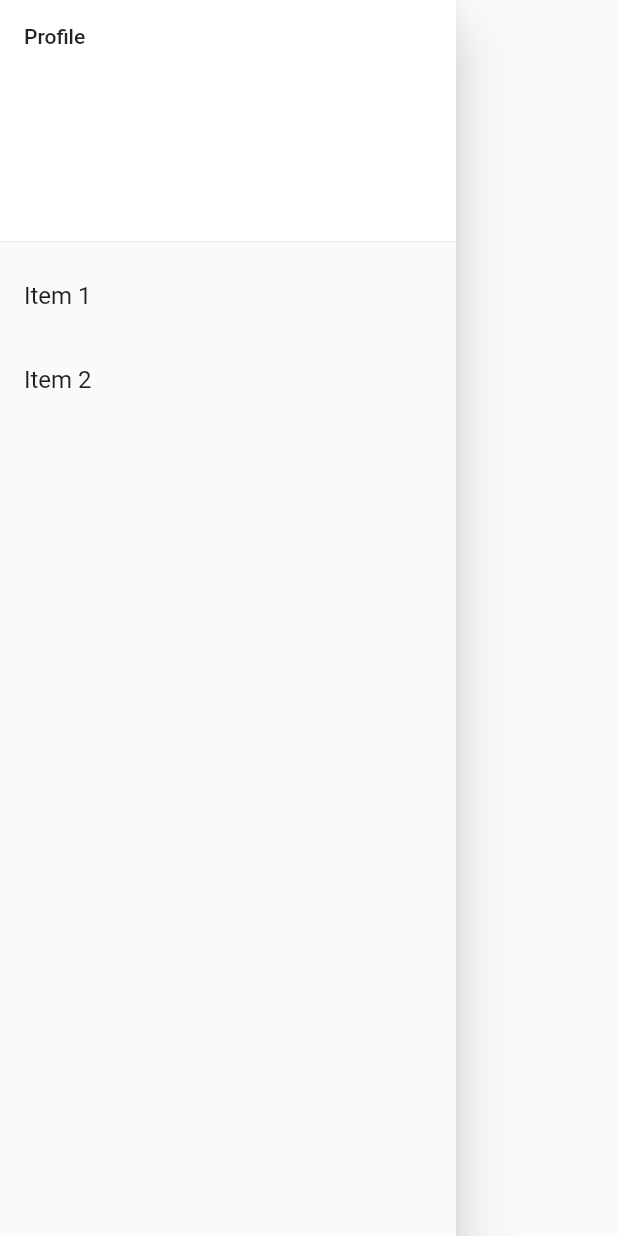
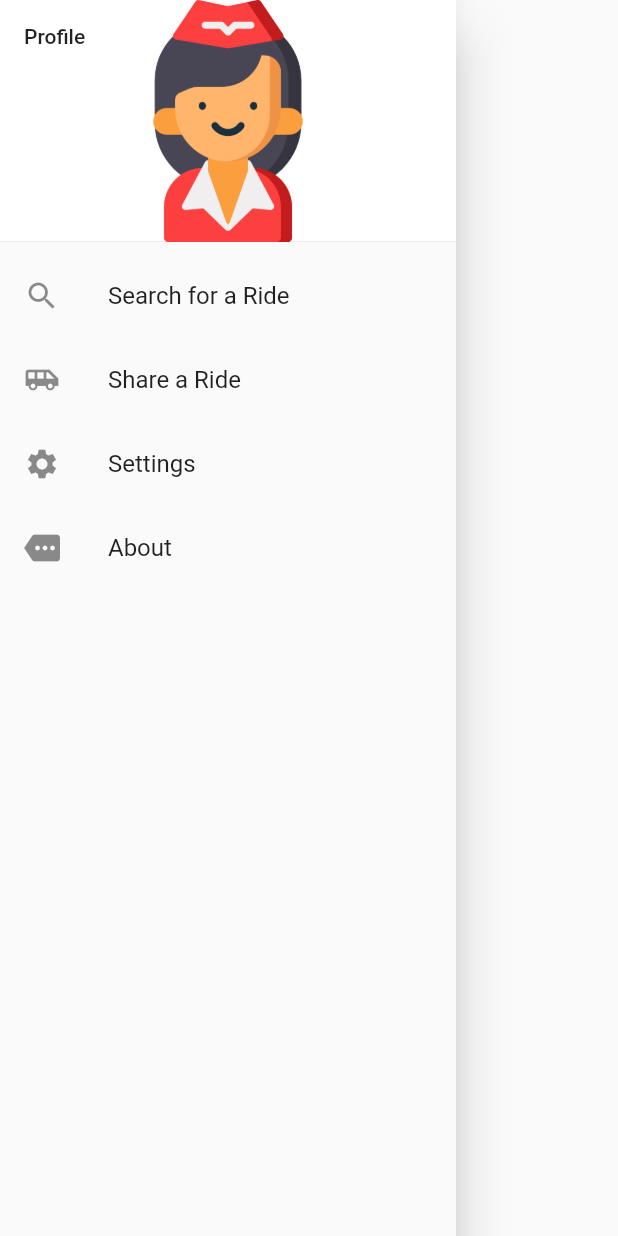
Before and after one commit to rajdeepsharma17/gudfud-client, a Flutter app: the Navigate widget shown alone on an empty page, opened directly, on a phone screen of 412 x 824 dp. Run offline on Flutter 3.47's test engine with Material 2 defaults, Android fonts, the phone set to English and light mode, and no system bars; our stand-ins replace firebase_auth, google_sign_in, shared_preferences; missing offline and left inert: flutter_statusbarcolor, flutter_walkthrough, map_view; accounts and stored records are empty; network calls fail.

Commit message:
minor design improvements

```diff
--- a/lib/Intro/intro.dart
+++ b/lib/Intro/intro.dart
@@ -1,13 +1,15 @@
 import 'package:flutter/material.dart';
 import 'package:flutter_walkthrough/flutter_walkthrough.dart';
 import 'package:flutter_walkthrough/walkthrough.dart';
+
 import '../Menu/menu.dart';
+import '../globals.dart' as globals;
 
 class Intro extends StatelessWidget {
   final List<Walkthrough> list = [
     Walkthrough(
       title: "Dérive",
-      content: "Book rides within your own organization",
+      content: "Welcome " +  globals.user.displayName,
       imageIcon: Icons.airport_shuttle,
     ),
     Walkthrough(
--- a/lib/Menu/menuList.dart
+++ b/lib/Menu/menuList.dart
@@ -23,7 +23,7 @@ class MenuList extends StatelessWidget {
                 return Item(data[i]);
               }),
         ),
-        CheckoutBar()
+        // CheckoutBar()
       ],
     );
     }
--- a/lib/Navigate/navigate.dart
+++ b/lib/Navigate/navigate.dart
@@ -1,6 +1,9 @@
 import 'package:flutter/material.dart';
 
 import '../Maps/maps.dart';
+import '../settings.dart';
+import '../Menu/menu.dart';
+import '../share.dart';
 
 
 class Navigate extends StatelessWidget {
@@ -15,15 +18,44 @@ class Navigate extends StatelessWidget {
             child: Text('Profile'),
             decoration: BoxDecoration(
               color: Colors.white,
+              image: DecorationImage(
+                image: ExactAssetImage('assets/air-hostess.png'),
+              ),
             ),
           ),
           ListTile(
-            title: Text('Item 1'),
+            leading: Icon(Icons.search),
+            title: Text('Search for a Ride'),
             onTap: () {
+              Navigator.push(
+                context,
+                MaterialPageRoute(builder: (context) => Menu()),
+              );
             },
           ),
           ListTile(
-            title: Text('Item 2'),
+            leading: Icon(Icons.airport_shuttle),
+            title: Text('Share a Ride'),
+            onTap: () {
+              Navigator.push(
+                context,
+                MaterialPageRoute(builder: (context) => ShareRide()),
+              );
+            },
+          ),
+          ListTile(
+            leading: Icon(Icons.settings),
+            title: Text('Settings'),
+            onTap: () {
+              Navigator.push(
+                context,
+                MaterialPageRoute(builder: (context) => Settings()),
+              );
+            },
+          ),
+          ListTile(
+            leading: Icon(Icons.more),
+            title: Text('About'),
             onTap: () {
               Navigator.push(
                 context,
--- /dev/null
+++ b/lib/globals.dart
@@ -0,0 +1,4 @@
+library flutter_app.globals;
+import 'package:firebase_auth/firebase_auth.dart';
+
+FirebaseUser user;
```
Also changed, not shown: lib/settings.dart (added, +36 -0 lines), lib/share.dart (added, +28 -0 lines), lib/splashscreen.dart (+5 -4 lines).
